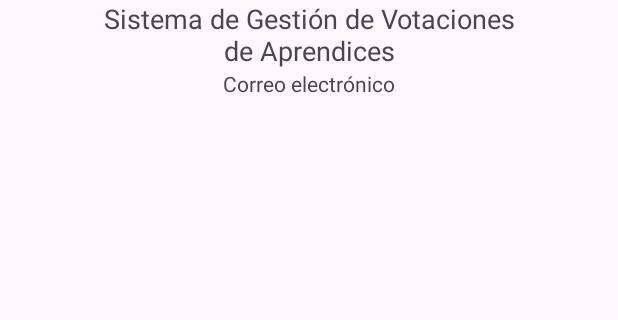
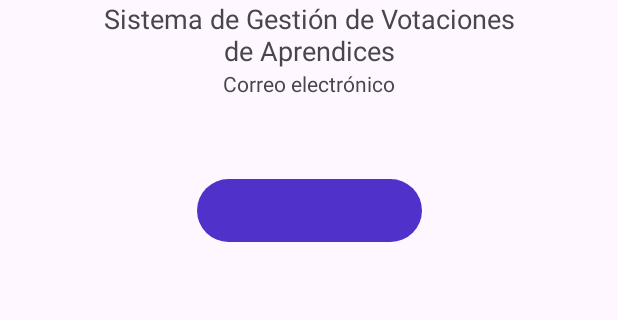
Before and after one commit to victormosqueraconejo/SIGEVA, an Android app: the LoginActivity screen opened directly, with no data from a screen before it, on a phone screen of 412 x 824 dp, the part 376-696 px from its top. Run offline under Robolectric (Android 15) with nearby library versions, the light colour scheme and no system bars.

Commit message:
Rama Develop

```diff
--- a/app/src/main/res/layout/activity_login.xml
+++ b/app/src/main/res/layout/activity_login.xml
@@ -54,11 +54,27 @@
             android:layout_width="wrap_content"
             android:layout_height="wrap_content"
             android:id="@+id/title_email"
+
             android:text="@string/email"
             app:layout_constraintStart_toStartOf="parent"
             app:layout_constraintEnd_toEndOf="parent"
             app:layout_constraintTop_toBottomOf="@id/description_login"
             />
+
+
+
+        <Button
+            android:layout_width="150sp"
+            android:layout_height="50sp"
+            style="@style/primary_button"
+            app:layout_constraintTop_toBottomOf="@id/title_email"
+            app:layout_constraintStart_toStartOf="parent"
+            app:layout_constraintEnd_toEndOf="parent"
+            android:layout_marginTop="50dp"
+            android:id="@+id/btn"
+
+            />
+
 
 
 
--- a/app/src/main/res/values/colors.xml
+++ b/app/src/main/res/values/colors.xml
@@ -5,7 +5,7 @@
     <color name="primary_color">#FFFFFFFF</color>
     <color name="secondary_color">#FFFFFFFF</color>
     <color name="background_color">#FFFFFFFF</color>
-    <color name="button_background_tint">#39A900</color>
+    <color name="button_background_tint">#5031C9</color>
     <color name="text_color_default">#FFFFFF</color>
 
 </resources>
```
